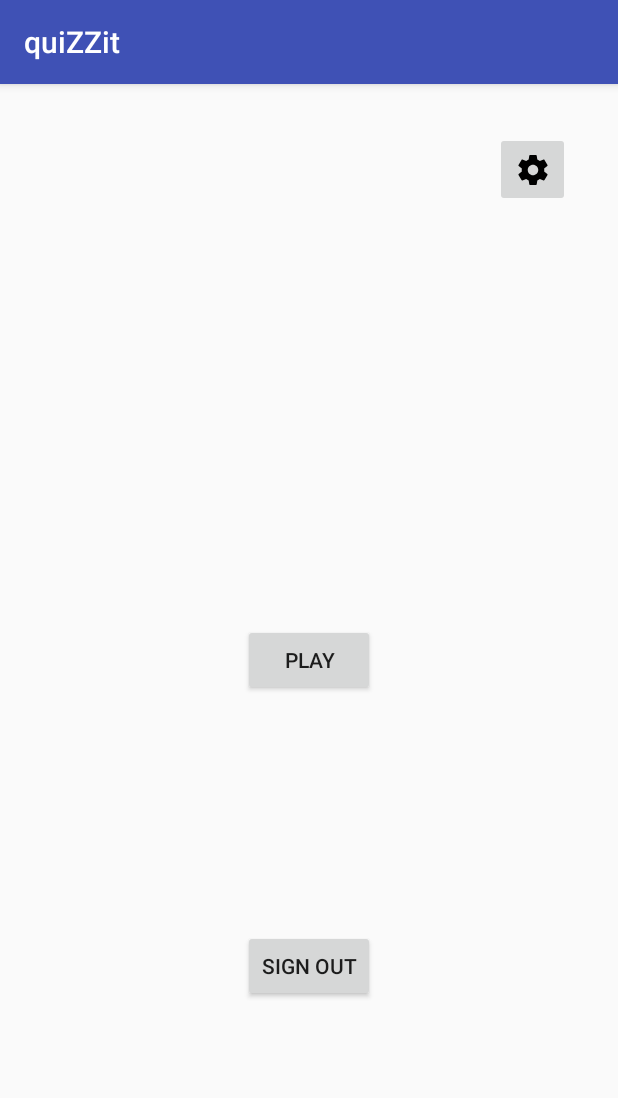
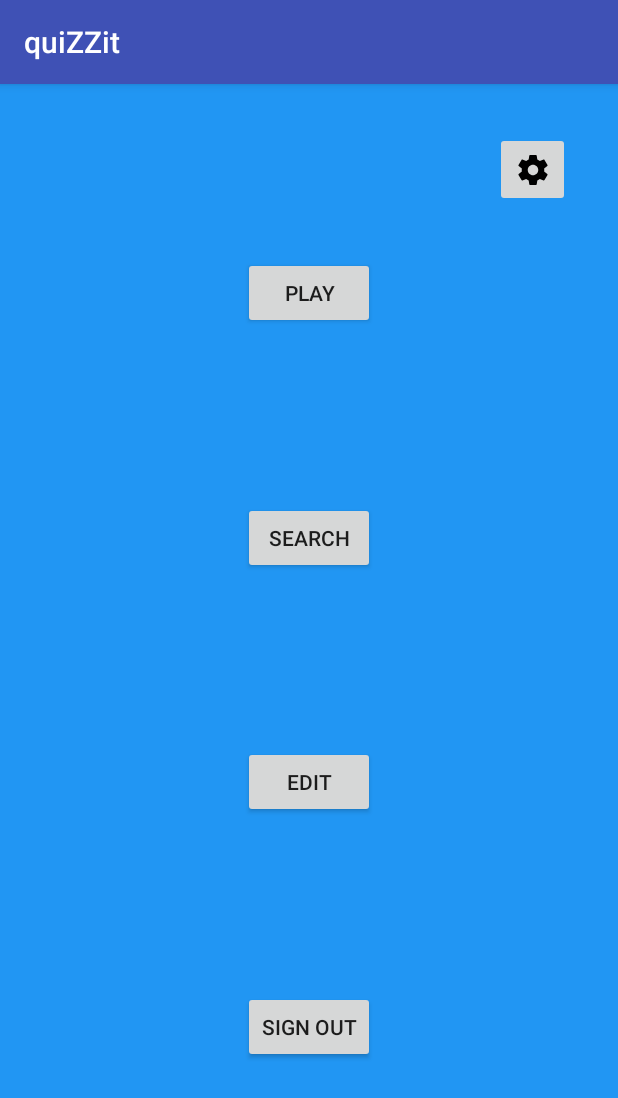
Before and after one commit to Anseria/quizzit, an Android app: the StartFragment screen opened directly, with no data from a screen before it, on a phone screen of 412 x 824 dp. Shown: the top 1098 px of the screen. Run offline under Robolectric (Android 15) with nearby library versions, the phone set to English and light mode, and no system bars; our stand-ins replace Firebase (no records; nobody signed in at launch, a user with empty details on screens opened directly).

Commit message:
Har lagt till två fragment: en för en lista över grupper som finns på firebase, en för en lista över de grupper man själv kan redigera. Tänker mig att det som fanns kommer vara till för de grupper som man har nerladdade/har skapat själv och som man kan spela.

```diff
--- a/app/src/main/java/joneros/jenny/quizzit/Group.kt
+++ b/app/src/main/java/joneros/jenny/quizzit/Group.kt
@@ -42,6 +42,8 @@ class GroupViewModel(application: Application) : AndroidViewModel(application) {
     val allGroups: LiveData<List<Group>>
     private val groupsDao: GroupDao
     private val executor: Executor = Executors.newCachedThreadPool()
+    val groupRepository = GroupRepository()
+    val allFirebaseGroups = groupRepository.allGroups
 
     init {
         val database = Room
@@ -50,11 +52,13 @@ class GroupViewModel(application: Application) : AndroidViewModel(application) {
                 .build()
         groupsDao = database.groupDao()
         allGroups = groupsDao.loadAllGroups()
+        groupRepository.startListening()
     }
 
     override fun onCleared() {
         super.onCleared()
         (executor as ExecutorService).shutdown()
+        groupRepository.stopListening()
     }
 
     fun loadGroup(key: Int): LiveData<Group> {
--- a/app/src/main/res/layout/fragment_search_groups_list.xml
+++ b/app/src/main/res/layout/fragment_edit_list.xml
@@ -4,12 +4,12 @@
     android:id="@+id/root"
     android:layout_width="match_parent"
     android:layout_height="match_parent"
-    tools:context="joneros.jenny.quizzit.SearchGroupsListFragment">
+    tools:context="joneros.jenny.quizzit.EditListFragment">
 
     <!-- TODO: Update blank fragment layout -->
 
     <android.support.v7.widget.RecyclerView
-        android:id="@+id/searchGroupList"
+        android:id="@+id/editListView"
         android:layout_width="0dp"
         android:layout_height="0dp"
         android:background="@color/questionlistbackgroundcolor"
--- a/app/src/main/res/layout/fragment_login.xml
+++ b/app/src/main/res/layout/fragment_login.xml
@@ -2,6 +2,7 @@
     xmlns:app="http://schemas.android.com/apk/res-auto"
     xmlns:tools="http://schemas.android.com/tools"
     android:id="@+id/root"
+    android:background="@color/questionlistbackgroundcolor"
     android:layout_width="match_parent"
     android:layout_height="match_parent"
     tools:context="joneros.jenny.quizzit.LoginFragment">
--- a/app/src/main/res/layout/fragment_edit_groups_list.xml
+++ b/app/src/main/res/layout/fragment_search_list.xml
@@ -4,20 +4,18 @@
     android:id="@+id/root"
     android:layout_width="match_parent"
     android:layout_height="match_parent"
-    tools:context="joneros.jenny.quizzit.EditGroupsListFragment">
+    tools:context="joneros.jenny.quizzit.SearchListFragment">
 
     <!-- TODO: Update blank fragment layout -->
 
     <android.support.v7.widget.RecyclerView
-        android:id="@+id/editGroupList"
+        android:id="@+id/searchListView"
         android:layout_width="0dp"
         android:layout_height="0dp"
         android:background="@color/questionlistbackgroundcolor"
         app:layout_constraintBottom_toBottomOf="parent"
         app:layout_constraintEnd_toEndOf="parent"
-        app:layout_constraintHorizontal_bias="0.38"
         app:layout_constraintStart_toStartOf="parent"
         app:layout_constraintTop_toTopOf="parent"
-        app:layout_constraintVertical_bias="0.0"
         tools:listitem="@layout/group_item" />
 </android.support.constraint.ConstraintLayout>
--- a/app/src/main/res/layout/fragment_set_settings.xml
+++ b/app/src/main/res/layout/fragment_set_settings.xml
@@ -2,6 +2,7 @@
     xmlns:app="http://schemas.android.com/apk/res-auto"
     xmlns:tools="http://schemas.android.com/tools"
     android:id="@+id/root"
+    android:background="@color/questionlistbackgroundcolor"
     android:layout_width="match_parent"
     android:layout_height="match_parent"
     tools:context="joneros.jenny.quizzit.SetSettingsFragment">
--- a/app/src/main/res/layout/fragment_start.xml
+++ b/app/src/main/res/layout/fragment_start.xml
@@ -2,6 +2,7 @@
     xmlns:app="http://schemas.android.com/apk/res-auto"
     xmlns:tools="http://schemas.android.com/tools"
     android:id="@+id/root"
+    android:background="@color/questionlistbackgroundcolor"
     android:layout_width="match_parent"
     android:layout_height="match_parent"
     tools:context="joneros.jenny.quizzit.StartFragment">
@@ -12,12 +13,10 @@
         android:id="@+id/playButton"
         android:layout_width="wrap_content"
         android:layout_height="wrap_content"
-        android:layout_marginBottom="8dp"
         android:layout_marginEnd="8dp"
         android:layout_marginStart="8dp"
-        android:layout_marginTop="8dp"
         android:text="Play"
-        app:layout_constraintBottom_toBottomOf="parent"
+        app:layout_constraintBottom_toTopOf="@+id/searchButton"
         app:layout_constraintEnd_toEndOf="parent"
         app:layout_constraintStart_toStartOf="parent"
         app:layout_constraintTop_toTopOf="parent" />
@@ -26,15 +25,13 @@
         android:id="@+id/signoutButton"
         android:layout_width="wrap_content"
         android:layout_height="wrap_content"
-        android:layout_marginBottom="8dp"
         android:layout_marginEnd="8dp"
         android:layout_marginStart="8dp"
-        android:layout_marginTop="8dp"
         android:text="SIgn out"
         app:layout_constraintBottom_toBottomOf="parent"
         app:layout_constraintEnd_toEndOf="parent"
         app:layout_constraintStart_toStartOf="parent"
-        app:layout_constraintTop_toBottomOf="@+id/playButton" />
+        app:layout_constraintTop_toBottomOf="@+id/editButton" />
 
     <ImageButton
         android:id="@+id/settingsButton"
@@ -45,4 +42,28 @@
         android:src="@drawable/ic_settings_black_24dp"
         app:layout_constraintEnd_toEndOf="parent"
         app:layout_constraintTop_toTopOf="parent" />
+
+    <Button
+        android:id="@+id/searchButton"
+        android:layout_width="wrap_content"
+        android:layout_height="wrap_content"
+        android:layout_marginEnd="8dp"
+        android:layout_marginStart="8dp"
+        android:text="search"
+        app:layout_constraintBottom_toTopOf="@+id/editButton"
+        app:layout_constraintEnd_toEndOf="parent"
+        app:layout_constraintStart_toStartOf="parent"
+        app:layout_constraintTop_toBottomOf="@+id/playButton" />
+
+    <Button
+        android:id="@+id/editButton"
+        android:layout_width="wrap_content"
+        android:layout_height="wrap_content"
+        android:layout_marginEnd="8dp"
+        android:layout_marginStart="8dp"
+        android:text="edit"
+        app:layout_constraintBottom_toTopOf="@+id/signoutButton"
+        app:layout_constraintEnd_toEndOf="parent"
+        app:layout_constraintStart_toStartOf="parent"
+        app:layout_constraintTop_toBottomOf="@+id/searchButton" />
 </android.support.constraint.ConstraintLayout>
```
Also changed, not shown: app/src/main/java/joneros/jenny/quizzit/EditListFragment.kt (added, +86 -0 lines), app/src/main/java/joneros/jenny/quizzit/SearchListFragment.kt (added, +86 -0 lines), app/src/main/java/joneros/jenny/quizzit/StartFragment.kt (+17 -1 lines).
